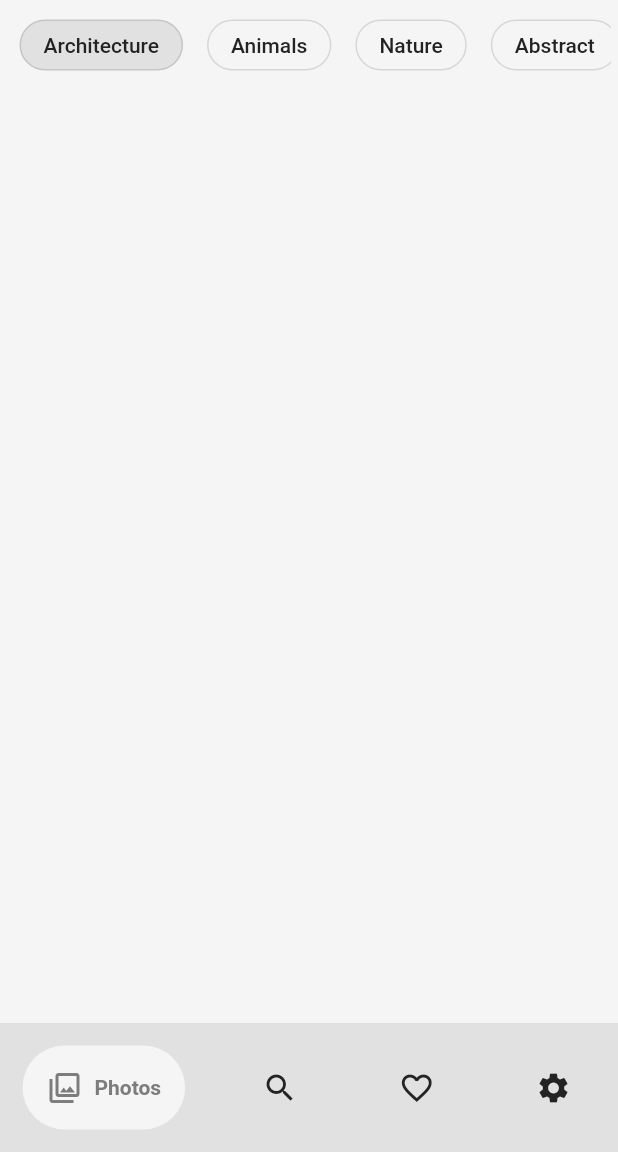
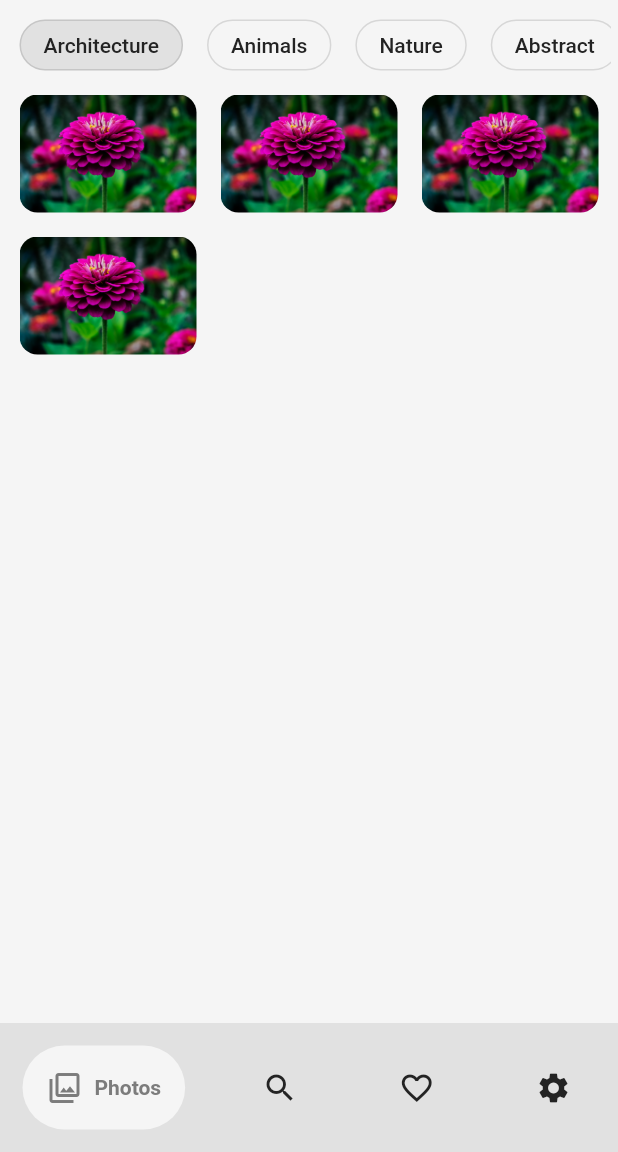
Before and after one commit to jcblanc2/InstaWall, a Flutter app: the screen it shows after launch, on a phone screen of 412 x 824 dp, the part 84-1236 px from its top. Run offline on Flutter 3.47's test engine with Material 2 defaults, Android fonts, the phone set to English and light mode, and no system bars; drawn by our look-alikes of google_nav_bar.

Commit message:
Add Staggered Gridview

```diff
--- a/lib/pages/photos_page.dart
+++ b/lib/pages/photos_page.dart
@@ -1,4 +1,5 @@
 import 'package:flutter/material.dart';
+import 'package:flutter_staggered_grid_view/flutter_staggered_grid_view.dart';
 
 class PhotosPage extends StatefulWidget {
   const PhotosPage({super.key});
@@ -57,6 +58,18 @@ class _PhotosPageState extends State<PhotosPage> {
                         ))
                     .toList(),
               )),
+          Expanded(
+            child: MasonryGridView.builder(
+                itemCount: 4,
+                gridDelegate:
+                    const SliverSimpleGridDelegateWithFixedCrossAxisCount(
+                        crossAxisCount: 3),
+                itemBuilder: ((context, index) => Padding(
+                    padding: const EdgeInsets.all(8.0),
+                    child: ClipRRect(
+                        borderRadius: BorderRadius.circular(12),
+                        child: Image.asset('lib/images/imd.jpg'))))),
+          )
         ],
       ),
     );
--- a/pubspec.yaml
+++ b/pubspec.yaml
@@ -35,6 +35,7 @@ dependencies:
   # Use with the CupertinoIcons class for iOS style icons.
   cupertino_icons: ^1.0.2
   google_nav_bar: ^5.0.6
+  flutter_staggered_grid_view: ^0.7.0
 
 dev_dependencies:
   flutter_test:
@@ -58,8 +59,8 @@ flutter:
   uses-material-design: true
 
   # To add assets to your application, add an assets section, like this:
-  # assets:
-  #   - images/a_dot_burr.jpeg
+  assets:
+    - lib/images/
   #   - images/a_dot_ham.jpeg
 
   # An image asset can refer to one or more resolution-specific "variants", see
```
Also changed, not shown: lib/images/imd.jpg (added), lib/services/images_service.dart (added), pubspec.lock.
